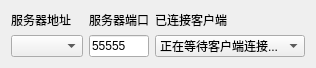
First picture: the form in src/TcpServer/TcpServerSAKIODeviceControler.ui, repository x-tools-author/x-tools, before the edit.
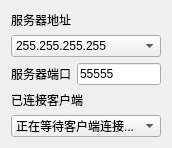
Second picture: the form after the edit.

```diff
--- a/src/TcpServer/TcpServerSAKIODeviceControler.ui
+++ b/src/TcpServer/TcpServerSAKIODeviceControler.ui
@@ -6,8 +6,8 @@
    <rect>
     <x>0</x>
     <y>0</y>
-    <width>309</width>
-    <height>56</height>
+    <width>168</width>
+    <height>126</height>
    </rect>
   </property>
   <property name="windowTitle">
@@ -21,37 +21,7 @@
      </property>
     </widget>
    </item>
-   <item row="1" column="0">
-    <widget class="QComboBox" name="comboBoxServerHostAddress"/>
-   </item>
-   <item row="0" column="1">
-    <widget class="QLabel" name="label_2">
-     <property name="text">
-      <string>服务器端口</string>
-     </property>
-    </widget>
-   </item>
-   <item row="1" column="1">
-    <widget class="QLineEdit" name="lineEditServerPort">
-     <property name="sizePolicy">
-      <sizepolicy hsizetype="Preferred" vsizetype="Fixed">
-       <horstretch>0</horstretch>
-       <verstretch>0</verstretch>
-      </sizepolicy>
-     </property>
-     <property name="text">
-      <string>55555</string>
-     </property>
-    </widget>
-   </item>
-   <item row="0" column="2">
-    <widget class="QLabel" name="label_4">
-     <property name="text">
-      <string>已连接客户端</string>
-     </property>
-    </widget>
-   </item>
-   <item row="1" column="2">
+   <item row="4" column="0" colspan="2">
     <widget class="QComboBox" name="comboBoxClients">
      <property name="minimumSize">
       <size>
@@ -66,6 +36,48 @@
      </item>
     </widget>
    </item>
+   <item row="2" column="0">
+    <widget class="QLabel" name="label_2">
+     <property name="text">
+      <string>服务器端口</string>
+     </property>
+    </widget>
+   </item>
+   <item row="2" column="1">
+    <widget class="QLineEdit" name="lineEditServerPort">
+     <property name="sizePolicy">
+      <sizepolicy hsizetype="Preferred" vsizetype="Fixed">
+       <horstretch>0</horstretch>
+       <verstretch>0</verstretch>
+      </sizepolicy>
+     </property>
+     <property name="text">
+      <string>55555</string>
+     </property>
+    </widget>
+   </item>
+   <item row="1" column="0" colspan="2">
+    <widget class="QComboBox" name="comboBoxServerHostAddress">
+     <property name="sizePolicy">
+      <sizepolicy hsizetype="Preferred" vsizetype="Fixed">
+       <horstretch>0</horstretch>
+       <verstretch>0</verstretch>
+      </sizepolicy>
+     </property>
+     <item>
+      <property name="text">
+       <string>255.255.255.255</string>
+      </property>
+     </item>
+    </widget>
+   </item>
+   <item row="3" column="0" colspan="2">
+    <widget class="QLabel" name="label_4">
+     <property name="text">
+      <string>已连接客户端</string>
+     </property>
+    </widget>
+   </item>
   </layout>
  </widget>
  <resources/>
```
